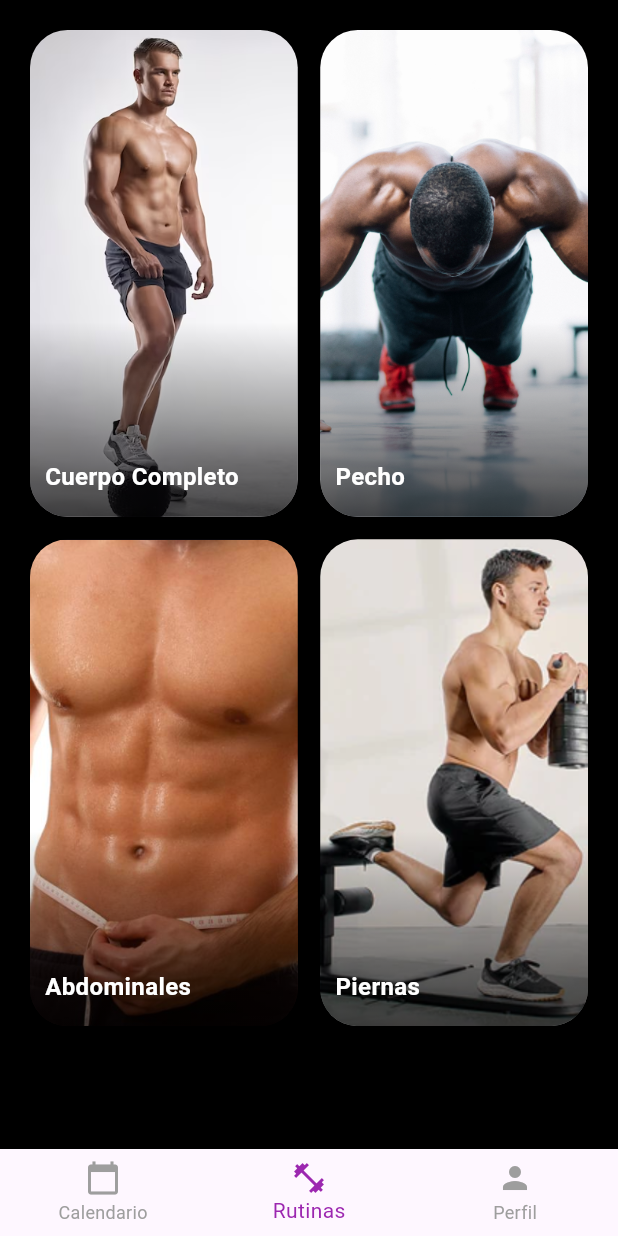
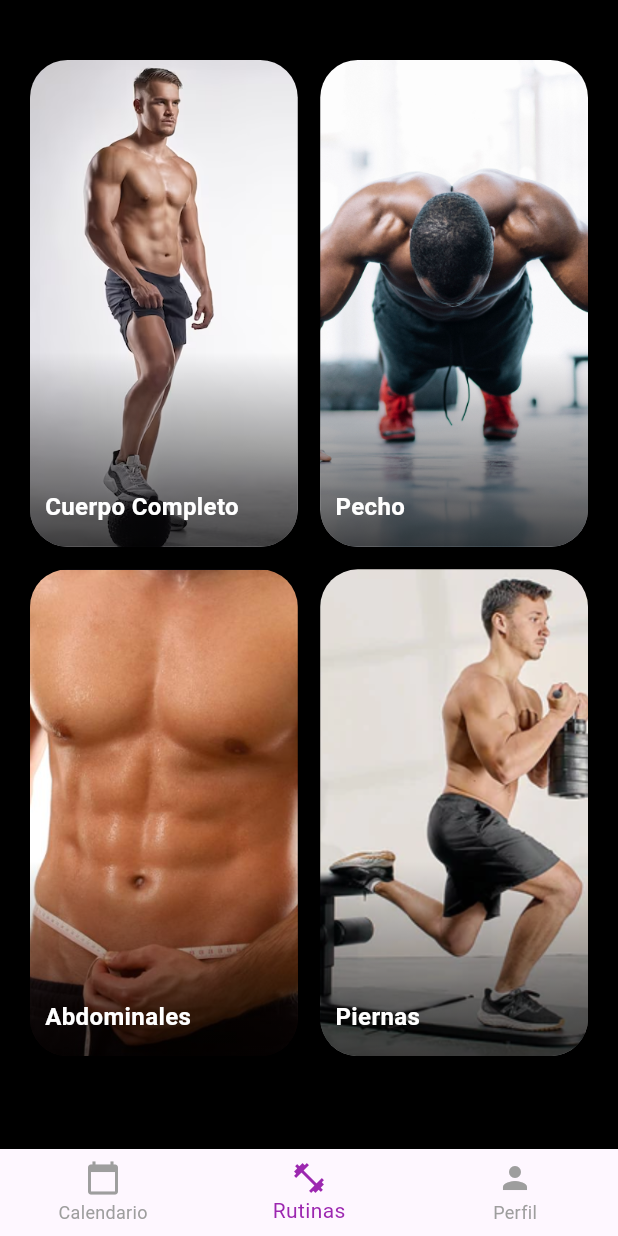
Before and after one commit to LascanoAldahir/BeSuperior, a Flutter app: the screen it shows after launch, item 2 of the bottom bar chosen, on a phone screen of 412 x 824 dp. Run offline on Flutter 3.47's test engine with Material 3 defaults, Android fonts, the phone set to English and light mode, and no system bars.

Commit message:
espacio superior de rutinas agrandado

```diff
--- a/besuperior/lib/screens/rutinas_screen.dart
+++ b/besuperior/lib/screens/rutinas_screen.dart
@@ -15,7 +15,7 @@ class ExerciseScreen extends StatelessWidget {
           padding: const EdgeInsets.symmetric(horizontal: 20.0),
           child: Column(
             children: [
-              const SizedBox(height: 20), //Espacio vacio de 20 piceles de alto
+              const SizedBox(height: 40), //Espacio vacio de 20 piceles de alto
               Expanded(
                 //expande el widget GridView para ocupar todo el espacio disponible
                 child: GridView.builder(
```
